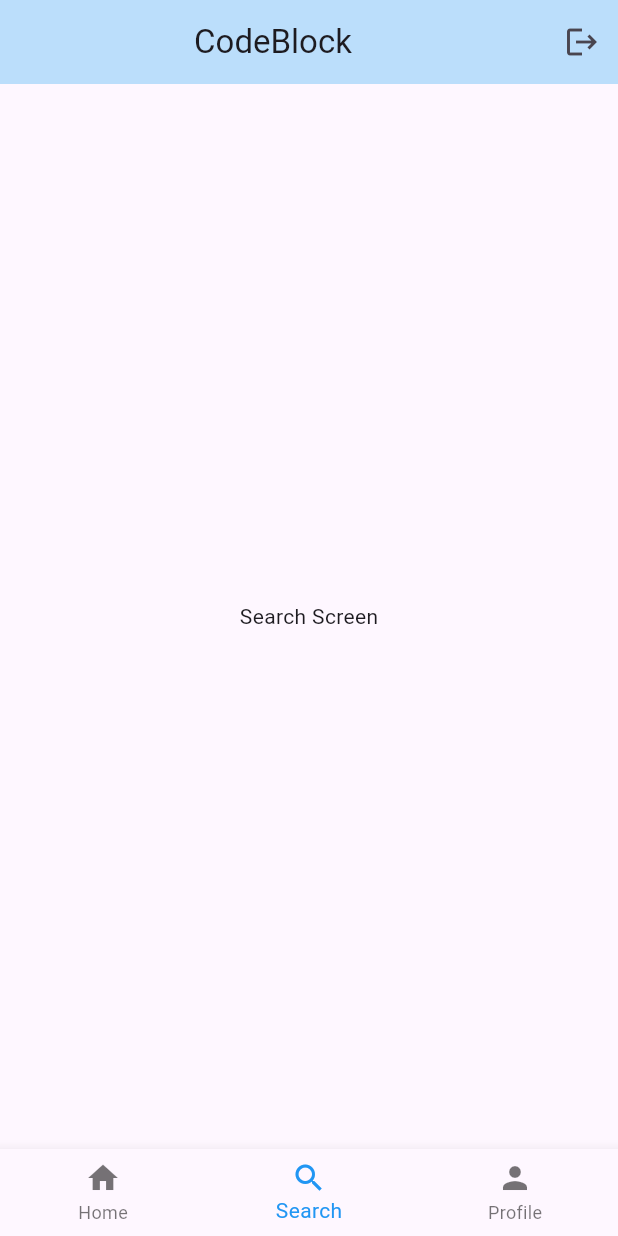
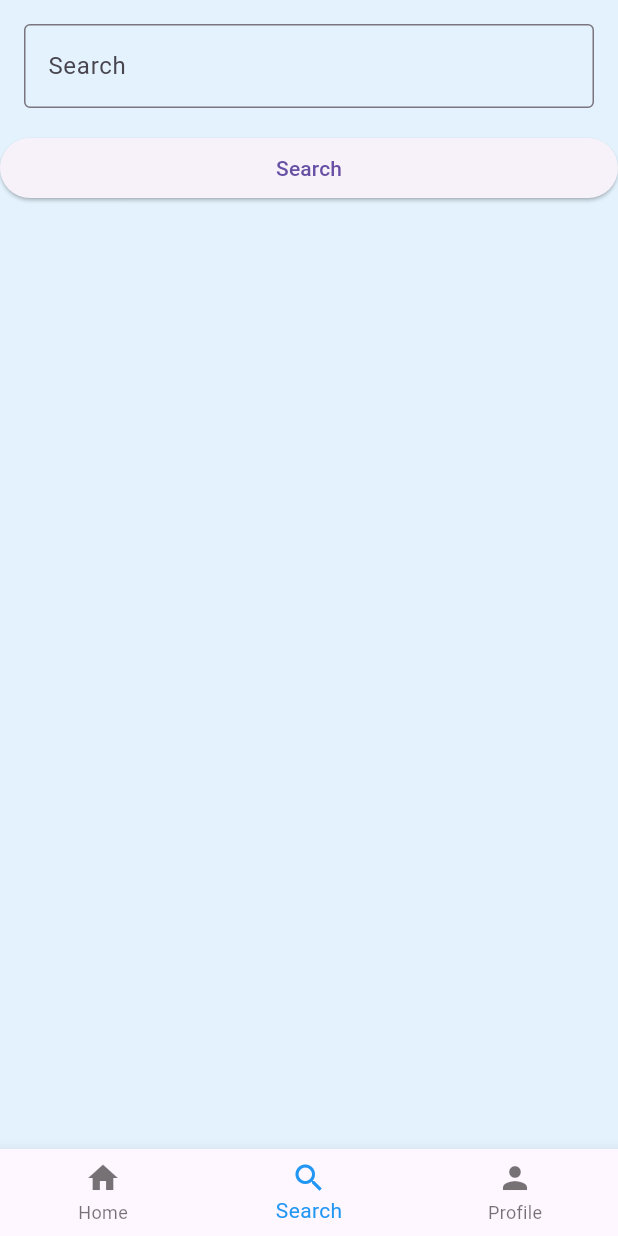
Before and after one commit to Harsh4114/Study-Circle, a Flutter app: the screen it shows once a user with an empty profile is signed in, item 2 of the bottom bar chosen, on a phone screen of 412 x 824 dp. Run offline on Flutter 3.47's test engine with Material 3 defaults, Android fonts, the light colour scheme and no system bars; our stand-ins replace cloud_firestore, firebase_auth, firebase_core, lottie; accounts and stored records are empty.

Commit message:
version update

```diff
--- a/lib/pages/Save_Login_data.dart
+++ b/lib/pages/Save_Login_data.dart
@@ -1,6 +1,6 @@
 // ignore_for_file: unused_local_variable, unused_catch_clause, prefer_const_constructors, avoid_print, deprecated_member_use, non_constant_identifier_names, camel_case_types, prefer_final_fields, unused_field, use_key_in_widget_constructors, use_build_context_synchronously, file_names
 import 'package:cloud_firestore/cloud_firestore.dart';
-import 'package:codeblock/pages/home.dart';
+import 'package:codeblock/pages/page_navi.dart';
 import 'package:flutter/material.dart';
 import 'package:lottie/lottie.dart';
 
--- a/lib/pages/auth.dart
+++ b/lib/pages/auth.dart
@@ -1,7 +1,7 @@
 // ignore_for_file: prefer_const_constructors, prefer_const_literals_to_create_immutables, avoid_print, use_build_context_synchronously, camel_case_types
 import 'package:firebase_auth/firebase_auth.dart';
 import 'package:flutter/material.dart';
-import 'home.dart';
+import 'page_navi.dart';
 import 'loginpage.dart';
 
 class auth_page extends StatefulWidget {
--- a/lib/pages/home.dart
+++ b/lib/pages/page_navi.dart
@@ -1,6 +1,8 @@
 // ignore_for_file: prefer_const_constructors, prefer_const_literals_to_create_immutables, avoid_print, use_build_context_synchronously, must_be_immutable, no_leading_underscores_for_local_identifiers, non_constant_identifier_names, prefer_interpolation_to_compose_strings, unnecessary_brace_in_string_interps
 
 import 'package:cloud_firestore/cloud_firestore.dart';
+import 'package:codeblock/pages/profile.dart';
+import 'package:codeblock/pages/search.dart';
 import 'package:firebase_auth/firebase_auth.dart';
 import 'package:flutter/material.dart';
 
@@ -18,8 +20,8 @@ class _HomeScreenState extends State<HomeScreen> {
 
   static final List<Widget> _widgetOptions = <Widget>[
     Center(child: Text('Home Screen')),
-    Center(child: Text('Search Screen')),
-    Center(child: Text('Profile Screen')),
+    SearchScreen(),
+    ProfileScreen()
   ];
 
   void _onItemTapped(int index) {
@@ -31,19 +33,11 @@ class _HomeScreenState extends State<HomeScreen> {
   @override
   Widget build(BuildContext context) {
     return Scaffold(
-      appBar: AppBar(
-        actions: [
-          IconButton(
-            onPressed: () {
-              logout(context);
-            },
-            icon: Icon(Icons.logout),
-          ),
-        ],
-        title: Center(child: Text("CodeBlock")),
-        backgroundColor: Colors.blue[100],
-      ),
+      // main screen appears here
       body: _widgetOptions.elementAt(_selectedIndex),
+
+      // bottom navigation bar
+
       bottomNavigationBar: BottomNavigationBar(
         items: const <BottomNavigationBarItem>[
           BottomNavigationBarItem(
@@ -63,6 +57,7 @@ class _HomeScreenState extends State<HomeScreen> {
     );
   }
 
+// Log out function start from here
   void logout(BuildContext context) async {
     final FirebaseFirestore _firebasestore = FirebaseFirestore.instance;
     String Currentuser = FirebaseAuth.instance.currentUser!.email.toString();
--- a/lib/pages/search.dart
+++ b/lib/pages/search.dart
@@ -0,0 +1,45 @@
+// ignore_for_file: unused_local_variable, unused_catch_clause, prefer_const_constructors, avoid_print, deprecated_member_use, non_constant_identifier_names, camel_case_types, prefer_final_fields, unused_field, use_key_in_widget_constructors, use_build_context_synchronously, file_names, library_private_types_in_public_api
+import 'package:flutter/material.dart';
+
+class SearchScreen extends StatefulWidget {
+  @override
+  _SearchScreenState createState() => _SearchScreenState();
+}
+
+class _SearchScreenState extends State<SearchScreen> {
+  String _searchQuery = '';
+
+  @override
+  Widget build(BuildContext context) {
+    return Scaffold(
+      backgroundColor: Colors.blue[50],
+      body: SafeArea(
+        child: ListView(
+          children: [
+            Padding(
+              padding: EdgeInsets.all(16.0),
+              child: TextField(
+                onChanged: (value) {
+                  setState(() {
+                    _searchQuery = value;
+                  });
+                },
+                decoration: InputDecoration(
+                  labelText: 'Search',
+                  border: OutlineInputBorder(),
+                ),
+              ),
+            ),
+            ElevatedButton(
+              onPressed: () {
+                // Perform search logic here
+                print('Searching for: $_searchQuery');
+              },
+              child: Text('Search'),
+            ),
+          ],
+        ),
+      ),
+    );
+  }
+}
```
Also changed, not shown: lib/pages/profile.dart (+103 -1 lines), lib/pages/home_ui.dart (added).
